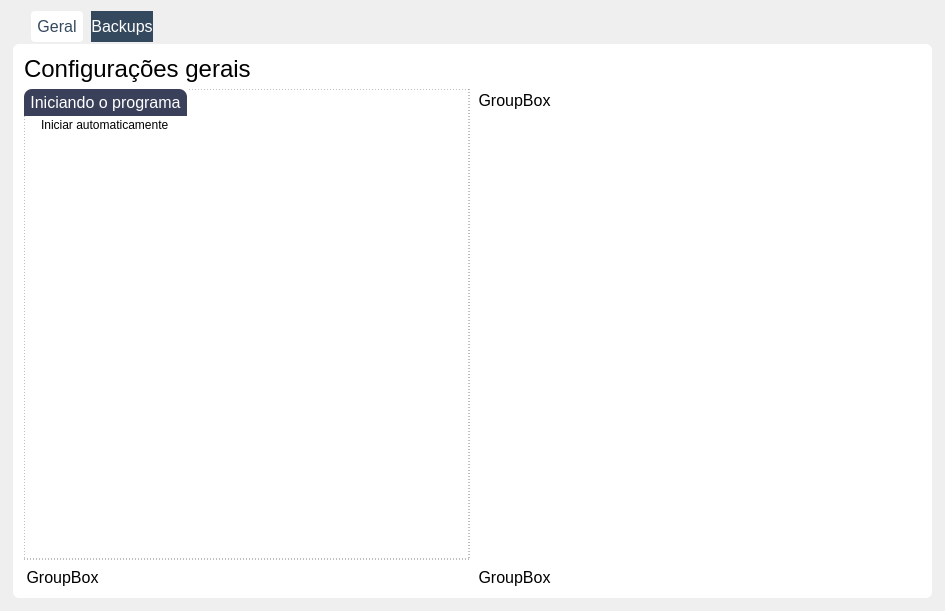
Above: Design/UI/configuracoesPage.ui from newprev/PrevCliente before the change. Below: the same form after it.
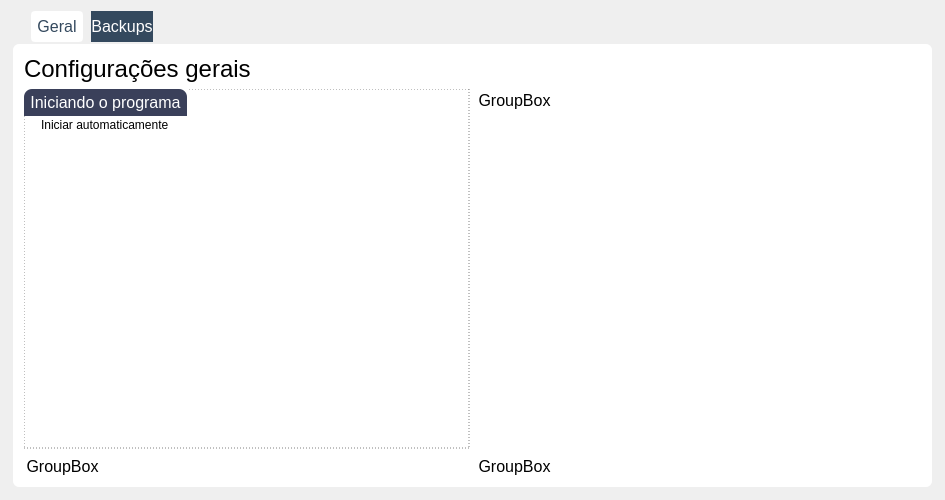
That is the form after the change.

What changed in the file:
```diff
--- a/Design/UI/configuracoesPage.ui
+++ b/Design/UI/configuracoesPage.ui
@@ -7,13 +7,13 @@
     <x>0</x>
     <y>0</y>
     <width>945</width>
-    <height>611</height>
+    <height>500</height>
    </rect>
   </property>
   <property name="minimumSize">
    <size>
     <width>945</width>
-    <height>611</height>
+    <height>500</height>
    </size>
   </property>
   <property name="windowTitle">
```
Left out of the diff: 2 changed lines with no effect on the pictures.
